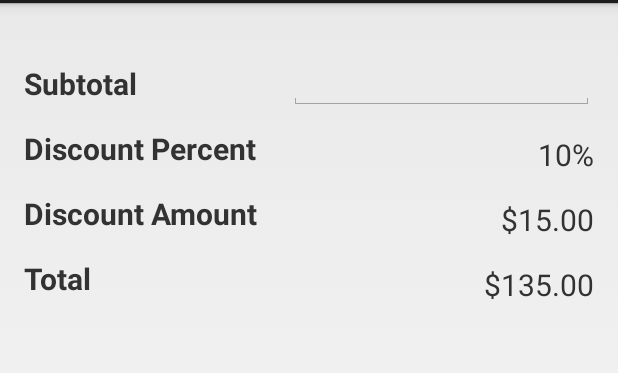
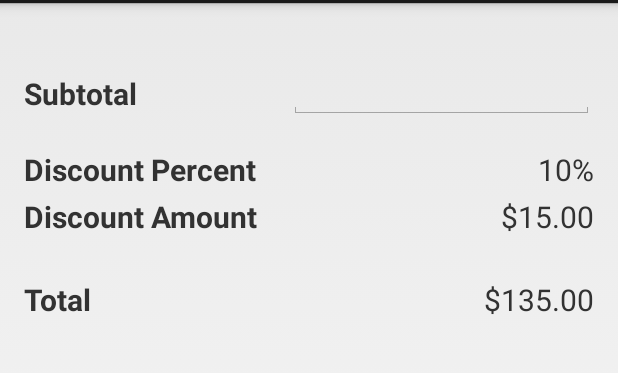
Before and after one commit to alwaysbwise/InvoiceTotalApp, an Android app: the screen it shows after launch (MainActivity), on a phone screen of 412 x 824 dp, the part 69-442 px from its top. Run offline under Robolectric (Android 15) with nearby library versions, the phone set to English and light mode, and no system bars.

Commit message:
Add calculation logic in Java

```diff
--- a/app/src/main/java/com/example/bwise/invoicetotalapp/MainActivity.java
+++ b/app/src/main/java/com/example/bwise/invoicetotalapp/MainActivity.java
@@ -2,12 +2,77 @@ package com.example.bwise.invoicetotalapp;
 
 import android.app.Activity;
 import android.os.Bundle;
+import android.view.KeyEvent;
+import android.widget.EditText;
+import android.widget.TextView;
 
-public class MainActivity extends Activity {
+import java.text.NumberFormat;
+
+public class MainActivity extends Activity
+        implements TextView.OnEditorActionListener {
+        //declare instance variables for the widgets
+    private EditText inputeditText;
+    private TextView percenttextView;
+    private TextView discounttextView;
+    private TextView totaltextView;
+
+    private String subtotalString;
+
 
     @Override
     protected void onCreate(Bundle savedInstanceState) {
         super.onCreate(savedInstanceState);
         setContentView(R.layout.activity_main);
+
+        //get references to the widgets from the R class(resources)
+        inputeditText = findViewById(R.id.inputeditText);
+        percenttextView = findViewById(R.id.percenttextView);
+        discounttextView = findViewById(R.id.discounttextView);
+        totaltextView = findViewById(R.id.totaltextView);
+
+        inputeditText.setOnEditorActionListener(this);
     }
+
+    @Override
+    public boolean onEditorAction(TextView textView, int i, KeyEvent keyEvent) {
+        calculateAndDisplay();
+        return false;
+    }
+
+    private void calculateAndDisplay(){
+        //get subtotal
+        subtotalString = inputeditText.getText().toString();
+        float subtotal;
+        if(subtotalString.equals("")){
+            subtotal = 0;
+        } else {
+            subtotal = Float.parseFloat(subtotalString);
+        }
+
+
+    //get discount percent
+    float discountPercent;
+
+    if(subtotal >=200){
+        discountPercent = .2f;
+    } else if (subtotal>=100){
+        discountPercent = .1f;
+    } else {
+        discountPercent = 0;
+    }
+
+    //calculate discount
+    float discountAmount = subtotal * discountPercent;
+    float total =  subtotal - discountAmount;
+
+    //display data to layout
+    NumberFormat percent = NumberFormat.getPercentInstance();
+    percenttextView.setText(percent.format(discountPercent));
+
+    NumberFormat currency = NumberFormat.getCurrencyInstance();
+    discounttextView.setText(currency.format(discountAmount));
+
+    totaltextView. setText(currency.format(total));
+
+    }//end calculateAndDisplay method
 }
--- a/app/src/main/res/layout/activity_main.xml
+++ b/app/src/main/res/layout/activity_main.xml
@@ -12,59 +12,61 @@
         android:layout_height="wrap_content"
         android:layout_marginLeft="16dp"
         android:layout_marginStart="16dp"
-        android:layout_marginTop="40dp"
-        android:text="Subtotal"
+        android:text="@string/subtotal"
         android:textSize="20sp"
         android:textStyle="bold"
+        app:layout_constraintBaseline_toBaselineOf="@+id/inputeditText"
         app:layout_constraintLeft_toLeftOf="parent"
-        app:layout_constraintStart_toStartOf="parent"
-        app:layout_constraintTop_toTopOf="parent" />
+        app:layout_constraintStart_toStartOf="parent" />
 
     <TextView
         android:id="@+id/textView2"
         android:layout_width="wrap_content"
         android:layout_height="wrap_content"
+        android:layout_marginLeft="16dp"
         android:layout_marginStart="16dp"
-        android:layout_marginTop="16dp"
-        android:text="Discount Percent"
+        android:text="@string/discount_percent"
         android:textSize="20sp"
         android:textStyle="bold"
-        app:layout_constraintStart_toStartOf="parent"
-        app:layout_constraintTop_toBottomOf="@+id/textView" />
+        app:layout_constraintBaseline_toBaselineOf="@+id/percenttextView"
+        app:layout_constraintLeft_toLeftOf="parent"
+        app:layout_constraintStart_toStartOf="parent" />
 
     <TextView
         android:id="@+id/textView3"
         android:layout_width="wrap_content"
         android:layout_height="wrap_content"
+        android:layout_marginLeft="16dp"
         android:layout_marginStart="16dp"
-        android:layout_marginTop="16dp"
-        android:text="Discount Amount"
+        android:text="@string/discount_amount"
         android:textSize="20sp"
         android:textStyle="bold"
-        app:layout_constraintStart_toStartOf="parent"
-        app:layout_constraintTop_toBottomOf="@+id/textView2" />
+        app:layout_constraintBaseline_toBaselineOf="@+id/discounttextView"
+        app:layout_constraintLeft_toLeftOf="parent"
+        app:layout_constraintStart_toStartOf="parent" />
 
     <TextView
         android:id="@+id/textView4"
         android:layout_width="wrap_content"
         android:layout_height="wrap_content"
+        android:layout_marginLeft="16dp"
         android:layout_marginStart="16dp"
-        android:layout_marginTop="16dp"
-        android:text="Total"
+        android:text="@string/total"
         android:textSize="20sp"
         android:textStyle="bold"
-        app:layout_constraintStart_toStartOf="parent"
-        app:layout_constraintTop_toBottomOf="@+id/textView3" />
+        app:layout_constraintBaseline_toBaselineOf="@+id/totaltextView"
+        app:layout_constraintLeft_toLeftOf="parent"
+        app:layout_constraintStart_toStartOf="parent" />
 
     <EditText
         android:id="@+id/inputeditText"
         android:layout_width="203dp"
-        android:layout_height="31dp"
+        android:layout_height="37dp"
         android:layout_marginEnd="16dp"
         android:layout_marginRight="16dp"
         android:layout_marginTop="40dp"
         android:ems="10"
-        android:inputType="textPersonName"
+        android:inputType="textPersonName|numberDecimal"
         android:textSize="20sp"
         app:layout_constraintEnd_toEndOf="parent"
         app:layout_constraintRight_toRightOf="parent"
@@ -75,10 +77,12 @@
         android:layout_width="wrap_content"
         android:layout_height="wrap_content"
         android:layout_marginEnd="16dp"
-        android:layout_marginTop="16dp"
+        android:layout_marginRight="16dp"
+        android:layout_marginTop="20dp"
         android:text="@string/_10"
         android:textSize="20sp"
         app:layout_constraintEnd_toEndOf="parent"
+        app:layout_constraintRight_toRightOf="parent"
         app:layout_constraintTop_toBottomOf="@+id/inputeditText" />
 
     <TextView
@@ -86,10 +90,12 @@
         android:layout_width="wrap_content"
         android:layout_height="wrap_content"
         android:layout_marginEnd="16dp"
-        android:layout_marginTop="16dp"
+        android:layout_marginRight="16dp"
+        android:layout_marginTop="4dp"
         android:text="@string/_15_00"
         android:textSize="20sp"
         app:layout_constraintEnd_toEndOf="parent"
+        app:layout_constraintRight_toRightOf="parent"
         app:layout_constraintTop_toBottomOf="@+id/percenttextView" />
 
     <TextView
@@ -97,9 +103,11 @@
         android:layout_width="wrap_content"
         android:layout_height="wrap_content"
         android:layout_marginEnd="16dp"
-        android:layout_marginTop="16dp"
+        android:layout_marginRight="16dp"
+        android:layout_marginTop="28dp"
         android:text="@string/_135_00"
         android:textSize="20sp"
         app:layout_constraintEnd_toEndOf="parent"
+        app:layout_constraintRight_toRightOf="parent"
         app:layout_constraintTop_toBottomOf="@+id/discounttextView" />
 </android.support.constraint.ConstraintLayout>
--- a/app/src/main/res/values/strings.xml
+++ b/app/src/main/res/values/strings.xml
@@ -3,4 +3,8 @@
     <string name="_10">10%</string>
     <string name="_15_00">$15.00</string>
     <string name="_135_00">$135.00</string>
+    <string name="subtotal">Subtotal</string>
+    <string name="discount_percent">Discount Percent</string>
+    <string name="discount_amount">Discount Amount</string>
+    <string name="total">Total</string>
 </resources>
```
